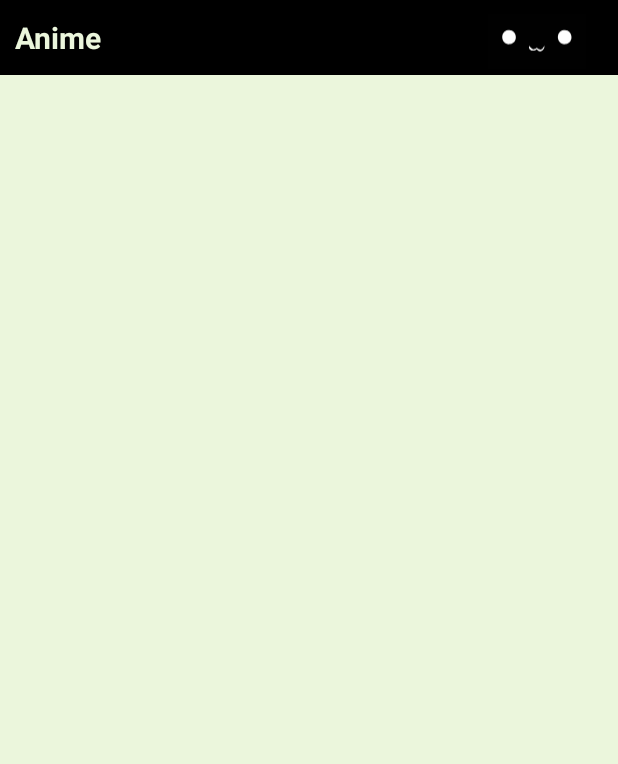
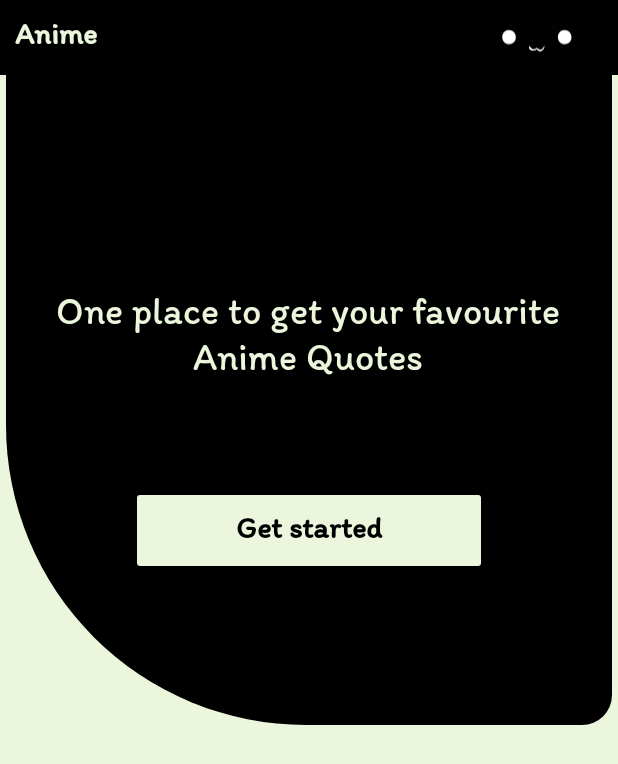
Before and after one commit to PrajwalG7/Anime, an Android app: the layout activity_main.xml on its own in the app's theme, with its tools: preview values and no code run, on a phone screen of 412 x 824 dp. Shown: the top 764 px of the screen. Run offline under Robolectric (Android 15) with nearby library versions, the phone set to English and light mode, and no system bars.

Commit message:
some ui changes

```diff
--- a/app/src/main/res/layout/activity_main.xml
+++ b/app/src/main/res/layout/activity_main.xml
@@ -8,6 +8,7 @@
     tools:context=".MainActivity">
 
     <RelativeLayout
+        android:id="@+id/relativeLayout"
         android:layout_width="match_parent"
         android:layout_height="50dp"
         android:background="@color/black"
@@ -29,6 +30,7 @@
             android:text="Anime"
             android:textColor="@color/splashshade"
             android:textSize="20sp"
+            android:fontFamily="@font/itim"
             android:textStyle="bold" />
 
         <ImageView
@@ -41,5 +43,50 @@
 
     </RelativeLayout>
 
+    <View
+        android:id="@+id/view"
+        android:layout_width="404dp"
+        android:layout_height="433dp"
+        android:background="@drawable/home_shape"
+        app:layout_constraintBottom_toTopOf="@+id/button_start"
+        app:layout_constraintEnd_toEndOf="parent"
+        app:layout_constraintStart_toStartOf="parent"
+        app:layout_constraintTop_toBottomOf="@+id/relativeLayout"
+        app:layout_constraintVertical_bias="0.0" />
+
+    <TextView
+        android:layout_width="350dp"
+        android:layout_height="76dp"
+        android:fontFamily="@font/itim"
+        android:gravity="center"
+        android:text="One place to get your favourite Anime Quotes"
+        android:textColor="@color/splashshade"
+        android:textSize="25sp"
+        app:layout_constraintBottom_toBottomOf="@+id/view"
+        app:layout_constraintEnd_toEndOf="parent"
+        app:layout_constraintHorizontal_bias="0.491"
+        app:layout_constraintStart_toStartOf="parent"
+        app:layout_constraintTop_toBottomOf="@+id/relativeLayout"
+        app:layout_constraintVertical_bias="0.383" />
+
+    <Button
+        android:id="@+id/button_start"
+        android:layout_width="237dp"
+        android:layout_height="59dp"
+        android:layout_marginBottom="312dp"
+        android:backgroundTint="@color/splashshade"
+        android:fontFamily="@font/itim"
+        android:textStyle="bold"
+        android:text="Get started"
+        android:textAllCaps="false"
+        android:textColor="@color/black"
+        android:textSize="20sp"
+        app:layout_constraintBottom_toBottomOf="parent"
+        app:layout_constraintEnd_toEndOf="parent"
+        app:layout_constraintStart_toStartOf="parent"
+        app:layout_constraintTop_toBottomOf="@+id/relativeLayout"
+        app:layout_constraintVertical_bias="0.68"
+        android:onClick="getStarted"/>
+
 
 </androidx.constraintlayout.widget.ConstraintLayout>
```
